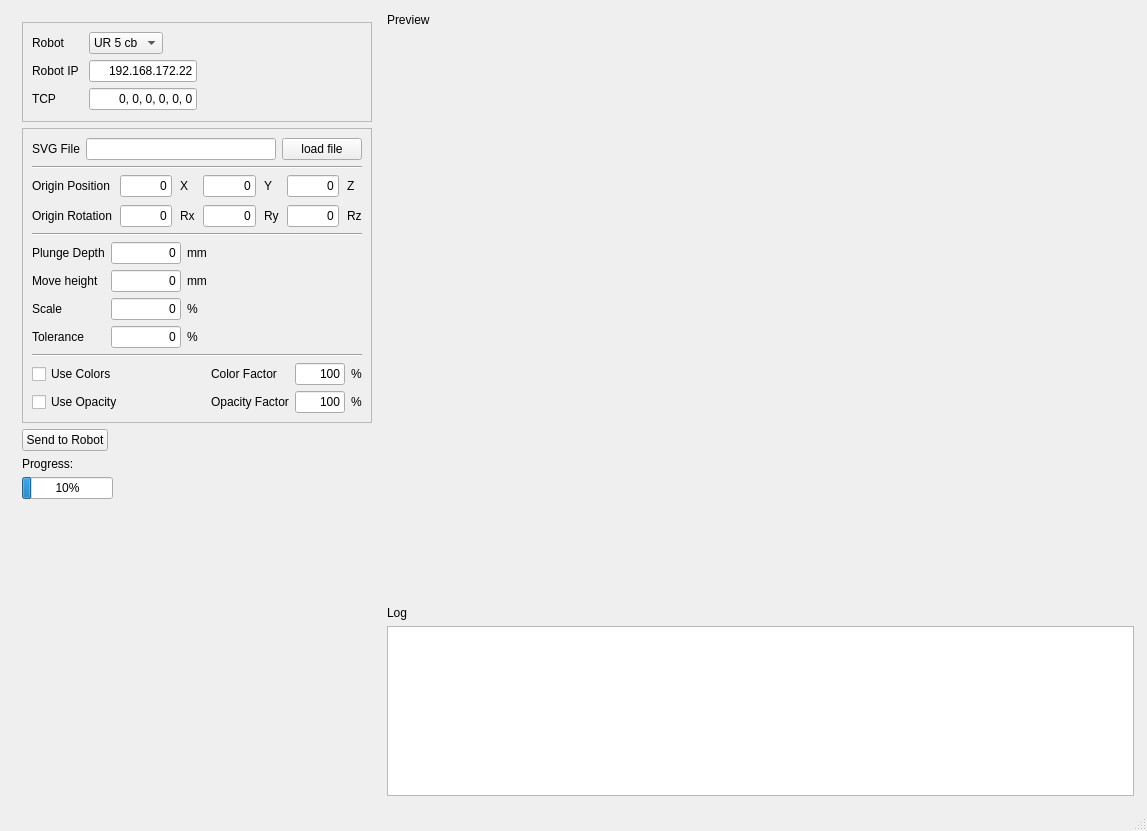
Above: UR_playground_mainwindow03.ui from robin-gdwl/UR_Playground before the change. Below: the same form after it.
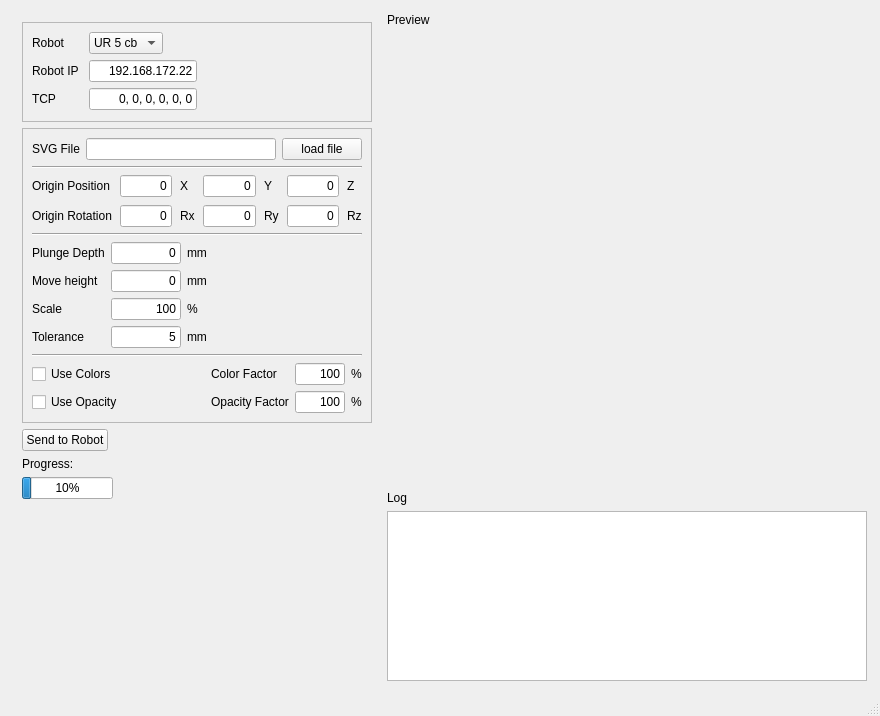
That is the form after the change.

The edit to the form file:
```diff
--- a/UR_playground_mainwindow03.ui
+++ b/UR_playground_mainwindow03.ui
@@ -6,8 +6,8 @@
    <rect>
     <x>0</x>
     <y>0</y>
-    <width>1147</width>
-    <height>831</height>
+    <width>880</width>
+    <height>716</height>
    </rect>
   </property>
   <property name="windowTitle">
@@ -430,7 +430,7 @@
               <item row="4" column="2">
                <widget class="QLabel" name="label_23">
                 <property name="text">
-                 <string>%</string>
+                 <string>mm</string>
                 </property>
                </widget>
               </item>
@@ -567,7 +567,7 @@
                  <set>Qt::ImhDigitsOnly</set>
                 </property>
                 <property name="text">
-                 <string>0</string>
+                 <string>100</string>
                 </property>
                 <property name="alignment">
                  <set>Qt::AlignRight|Qt::AlignTrailing|Qt::AlignVCenter</set>
@@ -611,7 +611,7 @@
                  <set>Qt::ImhDigitsOnly</set>
                 </property>
                 <property name="text">
-                 <string>0</string>
+                 <string>5</string>
                 </property>
                 <property name="alignment">
                  <set>Qt::AlignRight|Qt::AlignTrailing|Qt::AlignVCenter</set>
```
